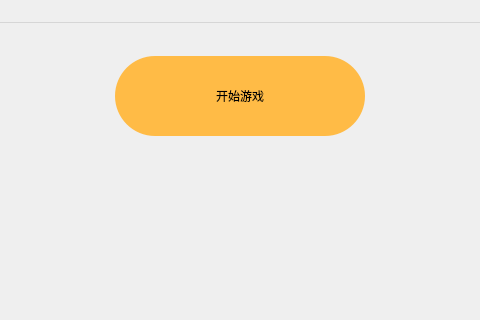
yuekanwang/-, file xiangqi/mainwindow.ui: the form before one commit; both pictures show x 258 to 738 and y 0 to 320 of the 995 by 678 pixel window.
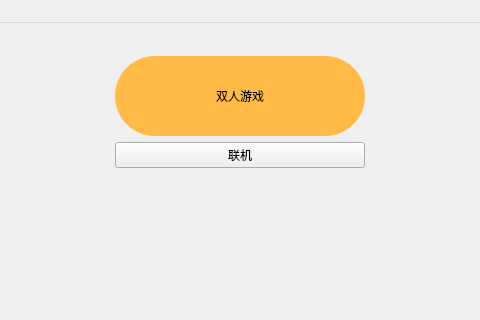
The form after the commit.

Patch:
```diff
--- a/xiangqi/mainwindow.ui
+++ b/xiangqi/mainwindow.ui
@@ -86,7 +86,7 @@
 }</string>
       </property>
       <property name="text">
-       <string>开始游戏</string>
+       <string>双人游戏</string>
       </property>
      </widget>
     </item>
@@ -103,7 +103,7 @@
       </property>
      </spacer>
     </item>
-    <item row="4" column="1">
+    <item row="5" column="1">
      <spacer name="verticalSpacer">
       <property name="orientation">
        <enum>Qt::Orientation::Vertical</enum>
@@ -116,6 +116,13 @@
       </property>
      </spacer>
     </item>
+    <item row="4" column="1">
+     <widget class="QPushButton" name="pushButton_2">
+      <property name="text">
+       <string>联机</string>
+      </property>
+     </widget>
+    </item>
    </layout>
   </widget>
   <widget class="QMenuBar" name="menuBar">
```
Left out of the diff: 8 changed lines with no effect on the pictures.
